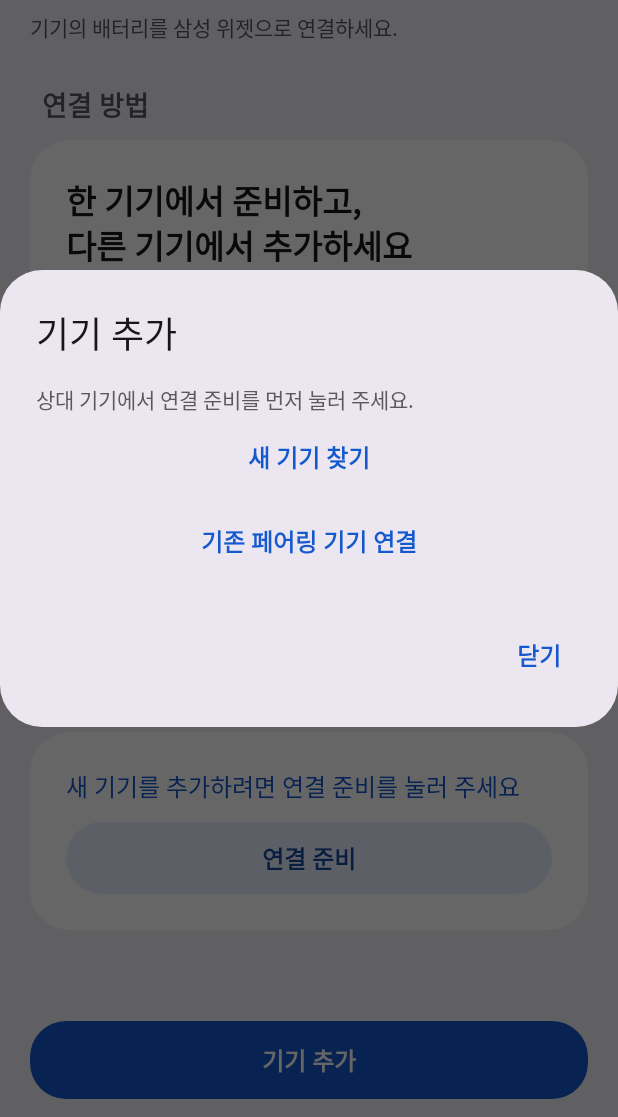
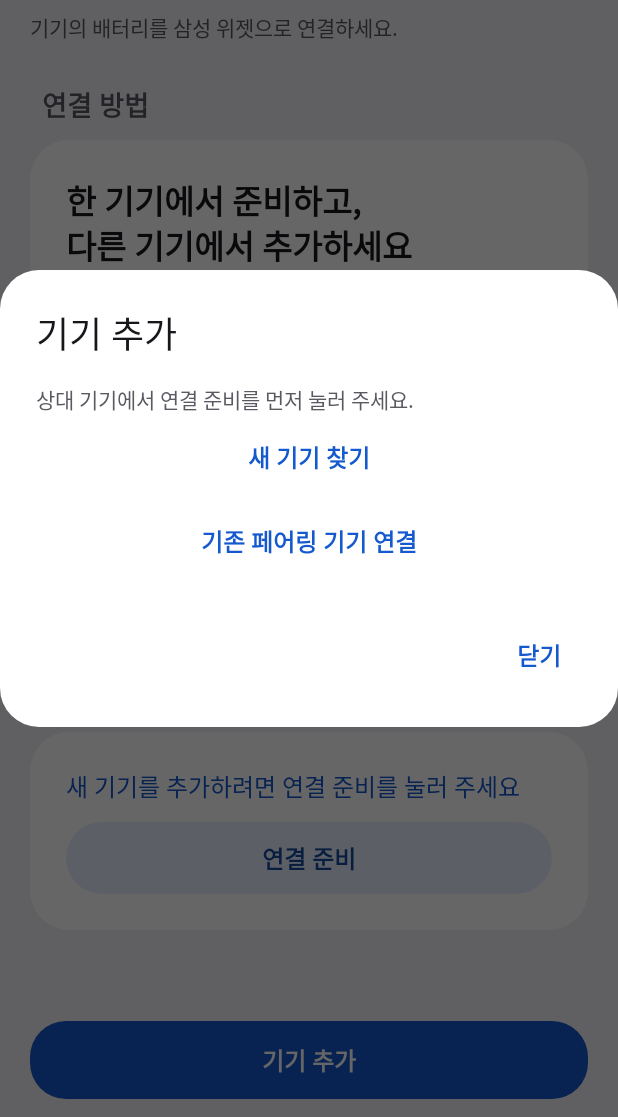
Before and after one commit to LeeHeoJae/NearLink, an Android app built with Jetpack Compose: the screen it shows after launch (MainActivity), after a tap on "기기 추가", on a phone screen of 412 x 824 dp, the part 119-1236 px from its top. Run offline under Robolectric (Android 15) with nearby library versions, the phone set to English and light mode, and no system bars; 3 other taps on this screen came first.

Commit message:
fix(android): align device settings menu and dialogs with app theme
The device settings dropdown and dialogs used Material3 default container colors and shapes, which clashed with the app's rounded cards. Define surface container colors and shapes in the theme, and style the menu items to match.

```diff
--- a/app/src/main/java/ae/heej/nearlink/BridgeTheme.kt
+++ b/app/src/main/java/ae/heej/nearlink/BridgeTheme.kt
@@ -27,6 +27,7 @@ private val LightColors = lightColorScheme(
     secondaryContainer = Color(0xFFE8F0FF), onSecondaryContainer = Color(0xFF164B9E),
     background = Color(0xFFF2F2F6), onBackground = Color(0xFF17171B),
     surface = Color.White, onSurface = Color(0xFF17171B),
+    surfaceContainer = Color.White, surfaceContainerHigh = Color.White, surfaceContainerHighest = Color(0xFFF2F2F6),
     onSurfaceVariant = Color(0xFF595961), outlineVariant = Color(0xFFE5E5EB),
     error = Color(0xFFB3261E), errorContainer = Color(0xFFFFEDEA), onErrorContainer = Color(0xFF8C1D18)
 )
@@ -36,6 +37,7 @@ private val DarkColors = darkColorScheme(
     secondaryContainer = Color(0xFF18345C), onSecondaryContainer = Color(0xFFD8E6FF),
     background = Color(0xFF08080A), onBackground = Color(0xFFF3F3F6),
     surface = Color(0xFF1C1C20), onSurface = Color(0xFFF3F3F6),
+    surfaceContainer = Color(0xFF26262B), surfaceContainerHigh = Color(0xFF26262B), surfaceContainerHighest = Color(0xFF303036),
     onSurfaceVariant = Color(0xFFB5B5BF), outlineVariant = Color(0xFF38383F),
     error = Color(0xFFFFB4AB), errorContainer = Color(0xFF4D211F), onErrorContainer = Color(0xFFFFDAD6)
 )
@@ -50,8 +52,15 @@ private val BridgeTypography = Typography(
     labelLarge = TextStyle(fontSize = 16.sp, lineHeight = 24.sp, fontWeight = FontWeight.SemiBold)
 )
 
+// Menus use extraSmall and dialogs use extraLarge by default; align both with the app's rounded groups.
+private val BridgeShapes = Shapes(
+    extraSmall = RoundedCornerShape(20.dp),
+    large = BridgeDesign.groupShape,
+    extraLarge = BridgeDesign.groupShape
+)
+
 @Composable
 internal fun BridgeTheme(content: @Composable () -> Unit) {
     MaterialTheme(colorScheme = if (isSystemInDarkTheme()) DarkColors else LightColors,
-        typography = BridgeTypography, content = content)
+        typography = BridgeTypography, shapes = BridgeShapes, content = content)
 }
```
Also changed, not shown: app/src/main/java/ae/heej/nearlink/BridgeScreen.kt (+19 -5 lines).
